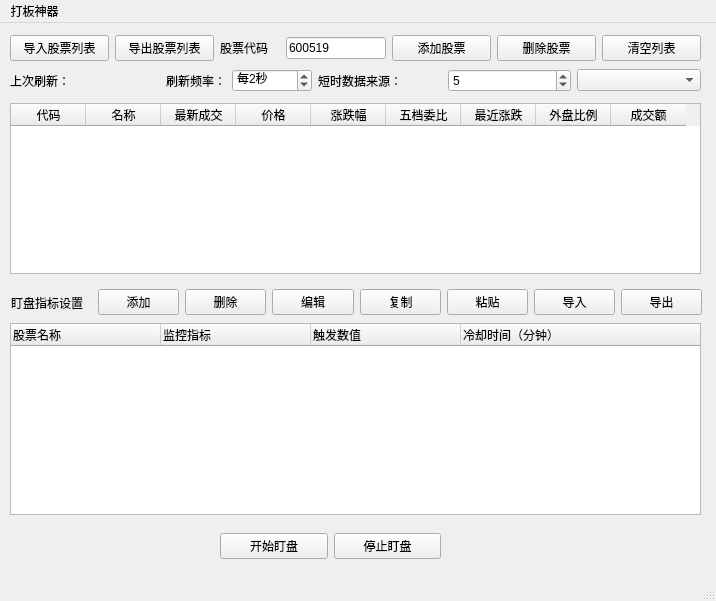
Old version of the form QtDesign/LiveTracker.ui in the repository victor647/QuantumStockTrade.
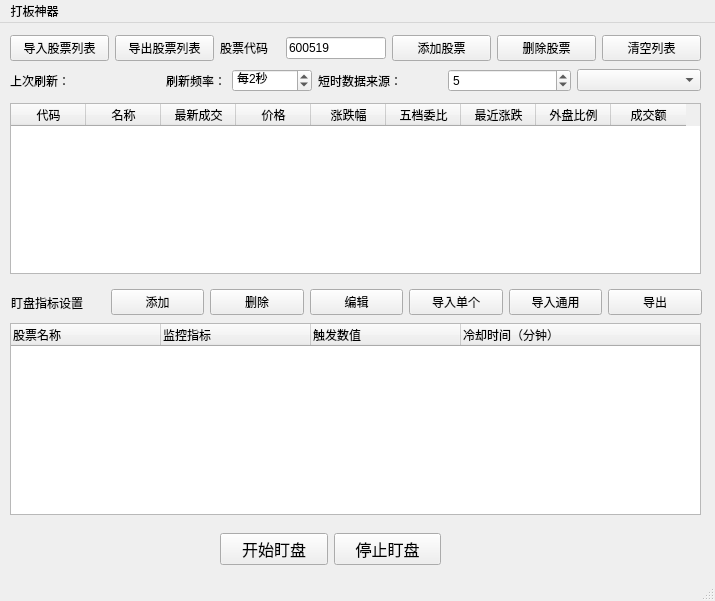
New version of the form.

Commit message: 导入导出盯盘指标功能

```diff
--- a/QtDesign/LiveTracker.ui
+++ b/QtDesign/LiveTracker.ui
@@ -6,7 +6,7 @@
    <rect>
     <x>0</x>
     <y>0</y>
-    <width>716</width>
+    <width>715</width>
     <height>601</height>
    </rect>
   </property>
@@ -357,9 +357,9 @@
     <property name="geometry">
      <rect>
       <x>220</x>
-      <y>510</y>
+      <y>506</y>
       <width>221</width>
-      <height>27</height>
+      <height>41</height>
      </rect>
     </property>
     <layout class="QHBoxLayout" name="horizontalLayout_3">
@@ -368,7 +368,7 @@
        <property name="font">
         <font>
          <family>Microsoft YaHei UI</family>
-         <pointsize>9</pointsize>
+         <pointsize>12</pointsize>
         </font>
        </property>
        <property name="text">
@@ -381,7 +381,7 @@
        <property name="font">
         <font>
          <family>Microsoft YaHei UI</family>
-         <pointsize>9</pointsize>
+         <pointsize>12</pointsize>
         </font>
        </property>
        <property name="text">
@@ -452,32 +452,6 @@
        </property>
       </widget>
      </item>
-     <item>
-      <widget class="QPushButton" name="btnCopyCondition">
-       <property name="font">
-        <font>
-         <family>Microsoft YaHei UI</family>
-         <pointsize>9</pointsize>
-        </font>
-       </property>
-       <property name="text">
-        <string>复制</string>
-       </property>
-      </widget>
-     </item>
-     <item>
-      <widget class="QPushButton" name="btnPasteCondition">
-       <property name="font">
-        <font>
-         <family>Microsoft YaHei UI</family>
-         <pointsize>9</pointsize>
-        </font>
-       </property>
-       <property name="text">
-        <string>粘贴</string>
-       </property>
-      </widget>
-     </item>
      <item>
       <widget class="QPushButton" name="btnImportMonitorConditions">
        <property name="font">
@@ -487,7 +461,20 @@
         </font>
        </property>
        <property name="text">
-        <string>导入</string>
+        <string>导入单个</string>
+       </property>
+      </widget>
+     </item>
+     <item>
+      <widget class="QPushButton" name="btnImportGenericConditions">
+       <property name="font">
+        <font>
+         <family>Microsoft YaHei UI</family>
+         <pointsize>9</pointsize>
+        </font>
+       </property>
+       <property name="text">
+        <string>导入通用</string>
        </property>
       </widget>
      </item>
@@ -512,7 +499,7 @@
     <rect>
      <x>0</x>
      <y>0</y>
-     <width>716</width>
+     <width>715</width>
      <height>23</height>
     </rect>
    </property>
```
Left out of the diff: 51 changed lines with no effect on the pictures. The commit also changes 9 other files.
